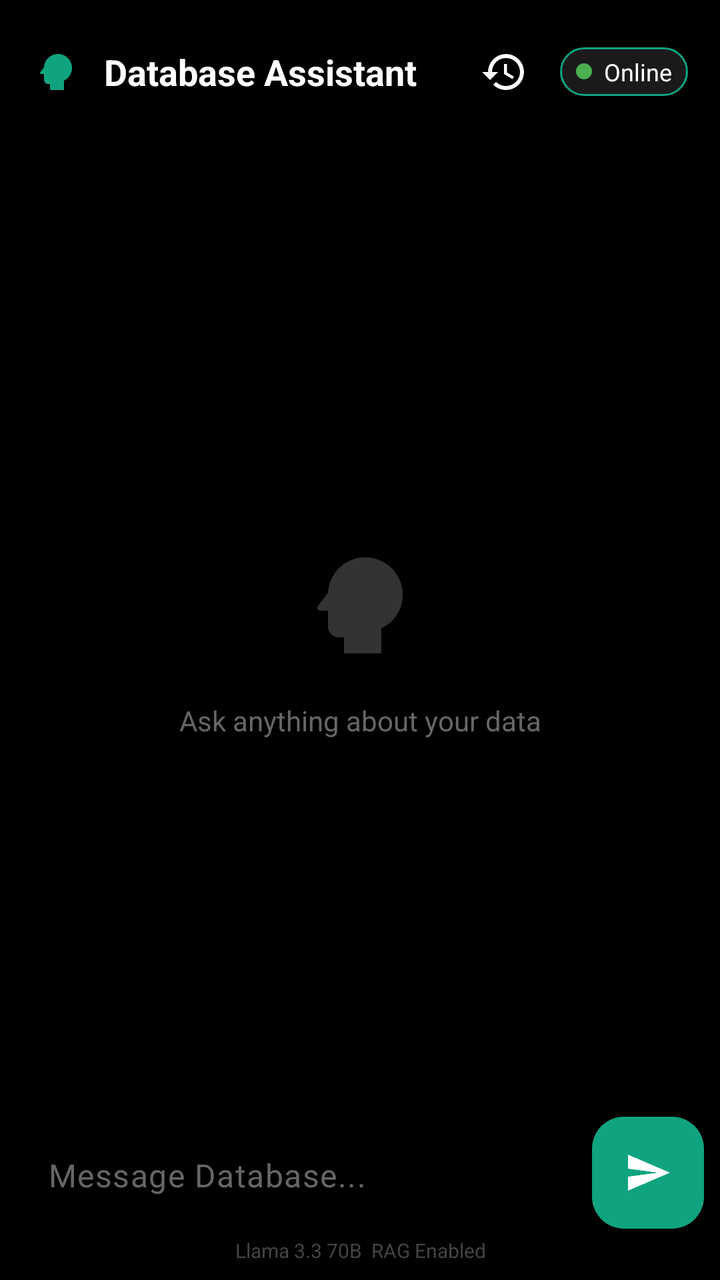
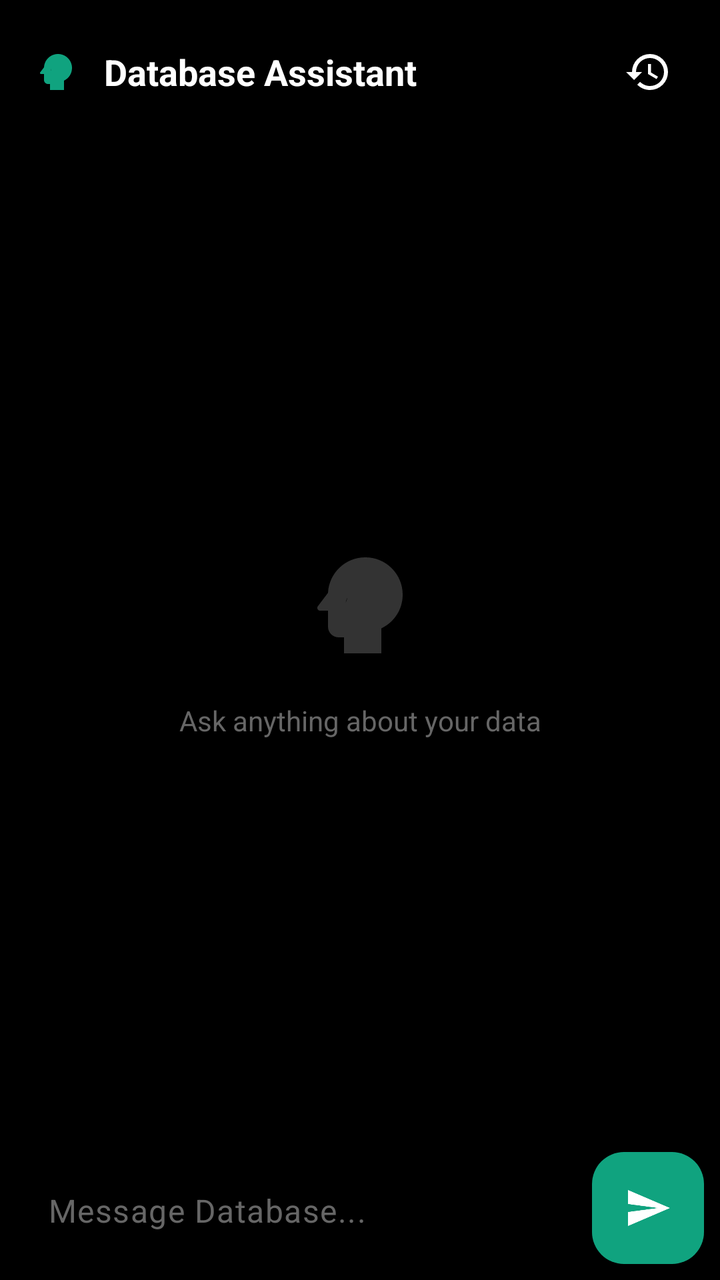

The first picture is an Android layout as it rendered before a commit; the second is the same layout after the commit. The layout source and the unified diff follow.
<!-- AndroidManifest.xml: application theme Theme.CourseV -->
<!-- res/layout/fragment_database_query.xml -->
<?xml version="1.0" encoding="utf-8"?>
<androidx.constraintlayout.widget.ConstraintLayout xmlns:android="http://schemas.android.com/apk/res/android"
    xmlns:app="http://schemas.android.com/apk/res-auto"
    xmlns:tools="http://schemas.android.com/tools"
    android:layout_width="match_parent"
    android:layout_height="match_parent"
    android:background="#000000"
    tools:context=".ui.DatabaseQueryFragment">

    
    <LinearLayout
        android:id="@+id/headerLayout"
        android:layout_width="match_parent"
        android:layout_height="wrap_content"
        android:orientation="horizontal"
        android:padding="16dp"
        android:gravity="center_vertical"
        android:background="#000000"
        app:layout_constraintTop_toTopOf="parent">

        <ImageView
            android:layout_width="24dp"
            android:layout_height="24dp"
            android:src="@drawable/ic_brain"
            app:tint="#10A37F" />

        <TextView
            android:layout_width="0dp"
            android:layout_height="wrap_content"
            android:layout_weight="1"
            android:layout_marginStart="12dp"
            android:text="Database Assistant"
            android:textColor="#FFFFFF"
            android:textSize="18sp"
            android:textStyle="bold" />

        <ImageButton
            android:id="@+id/historyButton"
            android:layout_width="40dp"
            android:layout_height="40dp"
            android:src="@drawable/ic_history"
            android:background="?android:attr/selectableItemBackgroundBorderless"
            app:tint="#FFFFFF"
            android:padding="8dp"
            android:layout_marginEnd="8dp" />

        <LinearLayout
            android:layout_width="wrap_content"
            android:layout_height="wrap_content"
            android:gravity="center_vertical"
            android:background="@drawable/bg_user_indicator"
            android:paddingHorizontal="8dp"
            android:paddingVertical="4dp">
            
            <View
                android:id="@+id/connectionIndicator"
                android:layout_width="8dp"
                android:layout_height="8dp"
                android:background="@drawable/circle_shape"
                android:backgroundTint="#4CAF50" />
                
            <TextView
                android:id="@+id/connectionStatus"
                android:layout_width="wrap_content"
                android:layout_height="wrap_content"
                android:layout_marginStart="6dp"
                android:text="Online"
                android:textColor="#FFFFFF"
                android:textSize="12sp" />
        </LinearLayout>
    </LinearLayout>

    
    <androidx.recyclerview.widget.RecyclerView
        android:id="@+id/chatRecyclerView"
        android:layout_width="match_parent"
        android:layout_height="0dp"
        android:clipToPadding="false"
        android:paddingBottom="16dp"
        app:layout_constraintTop_toBottomOf="@id/headerLayout"
        app:layout_constraintBottom_toTopOf="@id/inputContainer" />

    
    <LinearLayout
        android:id="@+id/emptyStateContainer"
        android:layout_width="wrap_content"
        android:layout_height="wrap_content"
        android:orientation="vertical"
        android:gravity="center"
        app:layout_constraintTop_toTopOf="parent"
        app:layout_constraintBottom_toBottomOf="parent"
        app:layout_constraintStart_toStartOf="parent"
        app:layout_constraintEnd_toEndOf="parent">

        <ImageView
            android:id="@+id/centerBrainIcon"
            android:layout_width="64dp"
            android:layout_height="64dp"
            android:src="@drawable/ic_brain"
            app:tint="#333333" />
            
        <TextView
            android:layout_width="wrap_content"
            android:layout_height="wrap_content"
            android:layout_marginTop="16dp"
            android:text="Ask anything about your data"
            android:textColor="#666666"
            android:textSize="14sp" />
    </LinearLayout>

    
    <FrameLayout
        android:id="@+id/chartContainer"
        android:layout_width="match_parent"
        android:layout_height="200dp"
        android:layout_margin="16dp"
        android:visibility="gone"
        app:layout_constraintBottom_toTopOf="@id/inputContainer"
        app:layout_constraintTop_toBottomOf="@id/headerLayout"
        app:layout_constraintVertical_bias="0.0" />

    
    <LinearLayout
        android:id="@+id/chartControls"
        android:layout_width="wrap_content"
        android:layout_height="wrap_content"
        android:orientation="horizontal"
        android:visibility="gone"
        app:layout_constraintTop_toBottomOf="@id/chartContainer"
        app:layout_constraintEnd_toEndOf="parent"
        android:layout_marginEnd="16dp">
        
        <Button
            android:id="@+id/zoomInButton"
            android:layout_width="40dp"
            android:layout_height="40dp"
            android:text="+"
            android:backgroundTint="#333333" />
            
        <Button
            android:id="@+id/zoomOutButton"
            android:layout_width="40dp"
            android:layout_height="40dp"
            android:layout_marginStart="8dp"
            android:text="-"
            android:backgroundTint="#333333" />
            
        <Button
            android:id="@+id/resetChartButton"
            android:layout_width="40dp"
            android:layout_height="40dp"
            android:layout_marginStart="8dp"
            android:text="R"
            android:backgroundTint="#333333" />
    </LinearLayout>

    
    <com.google.android.material.floatingactionbutton.FloatingActionButton
        android:id="@+id/fabScrollToBottom"
        android:layout_width="wrap_content"
        android:layout_height="wrap_content"
        android:layout_margin="16dp"
        android:src="@drawable/ic_keyboard_arrow_down"
        app:tint="#FFFFFF"
        app:backgroundTint="#333333"
        app:fabSize="mini"
        android:visibility="gone"
        app:layout_constraintBottom_toTopOf="@id/inputContainer"
        app:layout_constraintEnd_toEndOf="parent" />



    
    <LinearLayout
        android:id="@+id/inputContainer"
        android:layout_width="match_parent"
        android:layout_height="wrap_content"
        android:orientation="vertical"
        android:background="#000000"
        android:padding="8dp"
        app:layout_constraintBottom_toBottomOf="parent">

        <LinearLayout
            android:id="@+id/quickActionsLayout"
            android:layout_width="match_parent"
            android:layout_height="wrap_content"
            android:orientation="horizontal"
            android:paddingBottom="8dp"
            android:visibility="gone">
            
            <com.google.android.material.chip.Chip
                android:id="@+id/chipClearChat"
                android:layout_width="wrap_content"
                android:layout_height="wrap_content"
                android:text="Clear"
                android:textColor="#FFFFFF"
                app:chipBackgroundColor="#333333" />
                
            <com.google.android.material.chip.Chip
                android:id="@+id/chipHelp"
                android:layout_width="wrap_content"
                android:layout_height="wrap_content"
                android:layout_marginStart="8dp"
                android:text="Help"
                android:textColor="#FFFFFF"
                app:chipBackgroundColor="#333333" />
                
            <com.google.android.material.chip.Chip
                android:id="@+id/chipExamples"
                android:layout_width="wrap_content"
                android:layout_height="wrap_content"
                android:layout_marginStart="8dp"
                android:text="Examples"
                android:textColor="#FFFFFF"
                app:chipBackgroundColor="#333333" />
        </LinearLayout>

        <LinearLayout
            android:id="@+id/queryInputLayout"
            android:layout_width="match_parent"
            android:layout_height="wrap_content"
            android:orientation="horizontal"
            android:gravity="bottom">

            <com.google.android.material.textfield.TextInputLayout
                android:layout_width="0dp"
                android:layout_height="wrap_content"
                android:layout_weight="1"
                app:boxBackgroundColor="#1A1A1A"
                app:boxCornerRadiusTopStart="24dp"
                app:boxCornerRadiusTopEnd="24dp"
                app:boxCornerRadiusBottomStart="24dp"
                app:boxCornerRadiusBottomEnd="24dp"
                app:boxStrokeWidth="0dp"
                app:hintEnabled="false">

                <com.google.android.material.textfield.TextInputEditText
                    android:id="@+id/queryInput"
                    android:layout_width="match_parent"
                    android:layout_height="wrap_content"
                    android:hint="Message Database..."
                    android:textColor="#FFFFFF"
                    android:textColorHint="#666666"
                    android:padding="16dp"
                    android:background="@android:color/transparent"
                    android:inputType="textMultiLine|textCapSentences"
                    android:maxLines="4" />
            </com.google.android.material.textfield.TextInputLayout>

            <FrameLayout
                android:layout_width="wrap_content"
                android:layout_height="wrap_content"
                android:layout_marginStart="8dp">

                <com.google.android.material.floatingactionbutton.FloatingActionButton
                    android:id="@+id/sendButton"
                    android:layout_width="wrap_content"
                    android:layout_height="wrap_content"
                    android:src="@drawable/ic_send"
                    app:tint="#FFFFFF"
                    app:backgroundTint="#10A37F"
                    app:fabSize="mini"
                    app:elevation="0dp" />

                <ProgressBar
                    android:id="@+id/loadingSpinner"
                    android:layout_width="40dp"
                    android:layout_height="40dp"
                    android:layout_gravity="center"
                    android:visibility="gone"
                    android:indeterminateTint="#10A37F" />
            </FrameLayout>
        </LinearLayout>
        
        <TextView
            android:id="@+id/modelInfo"
            android:layout_width="match_parent"
            android:layout_height="wrap_content"
            android:text="Llama 3.3 70B  RAG Enabled"
            android:textColor="#444444"
            android:textSize="10sp"
            android:gravity="center"
            android:paddingTop="4dp" />
    </LinearLayout>

    
    <ScrollView
        android:id="@+id/scrollView"
        android:layout_width="0dp"
        android:layout_height="0dp"
        android:visibility="gone"
        app:layout_constraintTop_toTopOf="parent"
        app:layout_constraintStart_toStartOf="parent">
        <TextView android:id="@+id/resultText" android:layout_width="wrap_content" android:layout_height="wrap_content"/>
    </ScrollView>
    
    <LinearLayout
        android:id="@+id/chatHistoryHeader"
        android:layout_width="wrap_content"
        android:layout_height="wrap_content"
        android:visibility="gone"
        app:layout_constraintTop_toTopOf="parent"
        app:layout_constraintStart_toStartOf="parent">
        <ImageButton android:id="@+id/clearHistoryButton" android:layout_width="wrap_content" android:layout_height="wrap_content"/>
        <TextView android:id="@+id/messageCountText" android:layout_width="wrap_content" android:layout_height="wrap_content"/>
        <LinearLayout android:id="@+id/messageInfoBar" android:layout_width="wrap_content" android:layout_height="wrap_content"/>
    </LinearLayout>
    
    <TextView android:id="@+id/currentUserText" android:layout_width="wrap_content" android:layout_height="wrap_content" android:visibility="gone" app:layout_constraintTop_toTopOf="parent" app:layout_constraintStart_toStartOf="parent"/>

</androidx.constraintlayout.widget.ConstraintLayout>
<!-- resources referenced by this layout -->
<resources>
  <!-- drawable bg_user_indicator (drawable) -->
  <?xml version="1.0" encoding="utf-8"?>
  <shape xmlns:android="http://schemas.android.com/apk/res/android"
      android:shape="rectangle">
      <solid android:color="#1A1A1A" />
      <stroke 
          android:width="1dp"
          android:color="#10A37F" />
      <corners android:radius="12dp" />
  </shape>
  <!-- drawable circle_shape (drawable) -->
  <?xml version="1.0" encoding="utf-8"?>
  <shape xmlns:android="http://schemas.android.com/apk/res/android"
      android:shape="oval">
      <solid android:color="#DDDDDD" />
  </shape>
  <!-- drawable ic_brain (drawable) -->
  <vector xmlns:android="http://schemas.android.com/apk/res/android"
      android:width="24dp"
      android:height="24dp"
      android:viewportWidth="24"
      android:viewportHeight="24">
      <path
          android:fillColor="#FFFFFF"
          android:pathData="M13,3C9.23,3 6.19,5.95 6,9.66L4.08,12.19C3.84,12.5 4.08,13 4.5,13H6V16C6,17.11 6.89,18 8,18H9V21H16V16.31C18.37,15.19 20,12.8 20,10C20,6.14 16.88,3 13,3M17,10A4,4 0 0,1 13,14C11.35,14 9.93,13.17 9.3,11.93C9.3,11.76 9.3,11.59 9.33,11.43C9.36,11.24 9.43,11.06 9.5,10.87C9.53,10.8 9.57,10.7 9.61,10.63C9.62,10.63 9.62,10.62 9.63,10.61C9.62,10.64 9.62,10.67 9.61,10.7C9.59,10.76 9.58,10.83 9.54,10.91C9.52,11 9.5,11.08 9.46,11.17C9.43,11.25 9.4,11.32 9.36,11.39C9.34,11.42 9.33,11.46 9.32,11.5C9.3,11.58 9.29,11.67 9.28,11.75C9.27,11.8 9.28,11.86 9.28,11.91C9.28,12.42 9.47,12.88 9.76,13.25C9.78,13.28 9.8,13.31 9.83,13.34C9.86,13.38 9.89,13.42 9.93,13.46C9.96,13.5 10,13.54 10.04,13.58C10.18,13.74 10.33,13.89 10.5,14C10.5,14 10.5,14 10.5,14C11.1,14.4 11.87,14.5 12.6,14.47C13.4,14.44 14.19,14.25 14.88,13.91C15.39,13.65 15.85,13.29 16.24,12.84C16.29,12.78 16.33,12.71 16.37,12.65C16.46,12.43 16.97,11.2 16.97,10.5C17,10.28 17,10.19 17,10Z" />
  </vector>
  <!-- drawable ic_history (drawable) -->
  <?xml version="1.0" encoding="utf-8"?>
  <vector xmlns:android="http://schemas.android.com/apk/res/android"
      android:width="24dp"
      android:height="24dp"
      android:viewportWidth="24"
      android:viewportHeight="24">
      <path
          android:fillColor="#FF000000"
          android:pathData="M13,3A9,9 0 0,0 4,12H1L5,16L9,12H6A7,7 0 0,1 13,5A7,7 0 0,1 20,12A7,7 0 0,1 13,19C11.07,19 9.32,18.21 8.06,16.94L6.64,18.36C8.27,20 10.5,21 13,21A9,9 0 0,0 22,12A9,9 0 0,0 13,3M12,8V13L16.28,15.54L17,14.33L13.5,12.25V8H12Z" />
  </vector>
  <!-- drawable ic_keyboard_arrow_down (drawable) -->
  <?xml version="1.0" encoding="utf-8"?>
  <vector xmlns:android="http://schemas.android.com/apk/res/android"
      android:width="24dp"
      android:height="24dp"
      android:viewportWidth="24"
      android:viewportHeight="24">
      <path
          android:fillColor="#FF000000"
          android:pathData="M7,10L12,15L17,10H7Z" />
  </vector>
  <!-- drawable ic_send (drawable) -->
  <vector xmlns:android="http://schemas.android.com/apk/res/android"
      android:width="24dp"
      android:height="24dp"
      android:viewportWidth="24"
      android:viewportHeight="24">
      <path
          android:fillColor="#FFFFFF"
          android:pathData="M2.01,21L23,12 2.01,3 2,10l15,2 -15,2z" />
  </vector>
  <style name="Theme.CourseV" parent="Base.Theme.CourseV" />
  <style name="Base.Theme.CourseV" parent="Theme.Material3.DayNight.NoActionBar">
          
          
      </style>
</resources>

<!-- the commit's change to res/layout/fragment_database_query.xml (unified diff, before → after) -->
@@ -42,32 +42,7 @@
             android:background="?android:attr/selectableItemBackgroundBorderless"
             app:tint="#FFFFFF"
             android:padding="8dp"
-            android:layout_marginEnd="8dp" />
-
-        <LinearLayout
-            android:layout_width="wrap_content"
-            android:layout_height="wrap_content"
-            android:gravity="center_vertical"
-            android:background="@drawable/bg_user_indicator"
-            android:paddingHorizontal="8dp"
-            android:paddingVertical="4dp">
-            
-            <View
-                android:id="@+id/connectionIndicator"
-                android:layout_width="8dp"
-                android:layout_height="8dp"
-                android:background="@drawable/circle_shape"
-                android:backgroundTint="#4CAF50" />
-                
-            <TextView
-                android:id="@+id/connectionStatus"
-                android:layout_width="wrap_content"
-                android:layout_height="wrap_content"
-                android:layout_marginStart="6dp"
-                android:text="Online"
-                android:textColor="#FFFFFF"
-                android:textSize="12sp" />
-        </LinearLayout>
+            android:layout_marginEnd="0dp" />
     </LinearLayout>
 
     
@@ -271,16 +246,6 @@
                     android:indeterminateTint="#10A37F" />
             </FrameLayout>
         </LinearLayout>
-        
-        <TextView
-            android:id="@+id/modelInfo"
-            android:layout_width="match_parent"
-            android:layout_height="wrap_content"
-            android:text="Llama 3.3 70B  RAG Enabled"
-            android:textColor="#444444"
-            android:textSize="10sp"
-            android:gravity="center"
-            android:paddingTop="4dp" />
     </LinearLayout>
 
     
<!-- resource entries referenced after the edit -->
@@ -1,21 +1,5 @@
 <!-- resources referenced by this layout -->
 <resources>
-  <!-- drawable bg_user_indicator (drawable) -->
-  <?xml version="1.0" encoding="utf-8"?>
-  <shape xmlns:android="http://schemas.android.com/apk/res/android"
-      android:shape="rectangle">
-      <solid android:color="#1A1A1A" />
-      <stroke 
-          android:width="1dp"
-          android:color="#10A37F" />
-      <corners android:radius="12dp" />
-  </shape>
-  <!-- drawable circle_shape (drawable) -->
-  <?xml version="1.0" encoding="utf-8"?>
-  <shape xmlns:android="http://schemas.android.com/apk/res/android"
-      android:shape="oval">
-      <solid android:color="#DDDDDD" />
-  </shape>
   <!-- drawable ic_brain (drawable) -->
   <vector xmlns:android="http://schemas.android.com/apk/res/android"
       android:width="24dp"
@@ -62,6 +46,20 @@
   <style name="Base.Theme.CourseV" parent="Theme.Material3.DayNight.NoActionBar">
           
           
+          
+          
+          <item name="appBarLayoutStyle">@style/Widget.App.AppBarLayout</item>
+          <item name="collapsingToolbarLayoutStyle">@style/Widget.App.CollapsingToolbar</item>
+      </style>
+  <style name="Widget.App.AppBarLayout" parent="Widget.Material3.AppBarLayout">
+          <item name="android:background">#000000</item>
+          <item name="liftOnScroll">false</item>
+          <item name="elevation">0dp</item>
+      </style>
+  <style name="Widget.App.CollapsingToolbar" parent="Widget.Material3.CollapsingToolbar">
+          <item name="android:background">#000000</item>
+          <item name="contentScrim">#000000</item>
+          <item name="statusBarScrim">#000000</item>
       </style>
 </resources>
 
